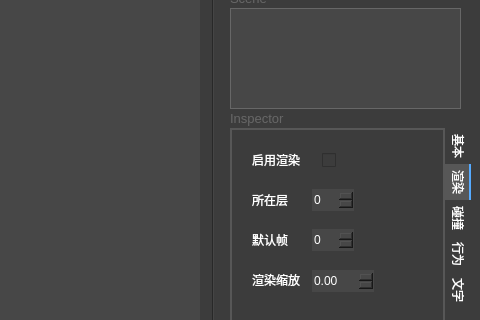
Qt form src/composer/gui/composer.ui (limBuddies/GING) before a commit; both pictures show x 320 to 800 and y 81 to 401 of the 800 by 600 pixel window.
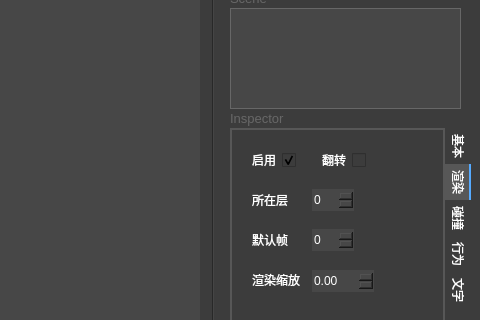
The same form after that commit. Icons and pictures are not drawn.

Diff of the .ui file:
```diff
--- a/src/composer/gui/composer.ui
+++ b/src/composer/gui/composer.ui
@@ -464,7 +464,7 @@
      <widget class="QCheckBox" name="renderCheck">
       <property name="geometry">
        <rect>
-        <x>90</x>
+        <x>50</x>
         <y>20</y>
         <width>20</width>
         <height>21</height>
@@ -473,13 +473,16 @@
       <property name="text">
        <string/>
       </property>
+      <property name="checked">
+       <bool>true</bool>
+      </property>
      </widget>
      <widget class="QLabel" name="label_18">
       <property name="geometry">
        <rect>
         <x>20</x>
         <y>20</y>
-        <width>51</width>
+        <width>31</width>
         <height>20</height>
        </rect>
       </property>
@@ -487,12 +490,54 @@
        <string notr="true">color: rgb(255, 255, 255);</string>
       </property>
       <property name="text">
-       <string>启用渲染</string>
+       <string>启用</string>
       </property>
       <property name="alignment">
        <set>Qt::AlignLeading|Qt::AlignLeft|Qt::AlignVCenter</set>
       </property>
      </widget>
+     <widget class="QLabel" name="label_19">
+      <property name="geometry">
+       <rect>
+        <x>90</x>
+        <y>20</y>
+        <width>31</width>
+        <height>20</height>
+       </rect>
+      </property>
+      <property name="styleSheet">
+       <string notr="true">color: rgb(255, 255, 255);</string>
+      </property>
+      <property name="text">
+       <string>翻转</string>
+      </property>
+      <property name="alignment">
+       <set>Qt::AlignLeading|Qt::AlignLeft|Qt::AlignVCenter</set>
+      </property>
+     </widget>
+     <widget class="QCheckBox" name="flipXCheck">
+      <property name="geometry">
+       <rect>
+        <x>120</x>
+        <y>20</y>
+        <width>21</width>
+        <height>21</height>
+       </rect>
+      </property>
+      <property name="text">
+       <string/>
+      </property>
+     </widget>
+     <zorder>label_18</zorder>
+     <zorder>layerSpin</zorder>
+     <zorder>label_8</zorder>
+     <zorder>label_9</zorder>
+     <zorder>scaleSpin</zorder>
+     <zorder>defaultFrameSpin</zorder>
+     <zorder>label_10</zorder>
+     <zorder>renderCheck</zorder>
+     <zorder>label_19</zorder>
+     <zorder>flipXCheck</zorder>
     </widget>
     <widget class="QWidget" name="collisionTab">
      <attribute name="title">
```
Left out of the diff: 2 changed lines with no effect on the pictures.
